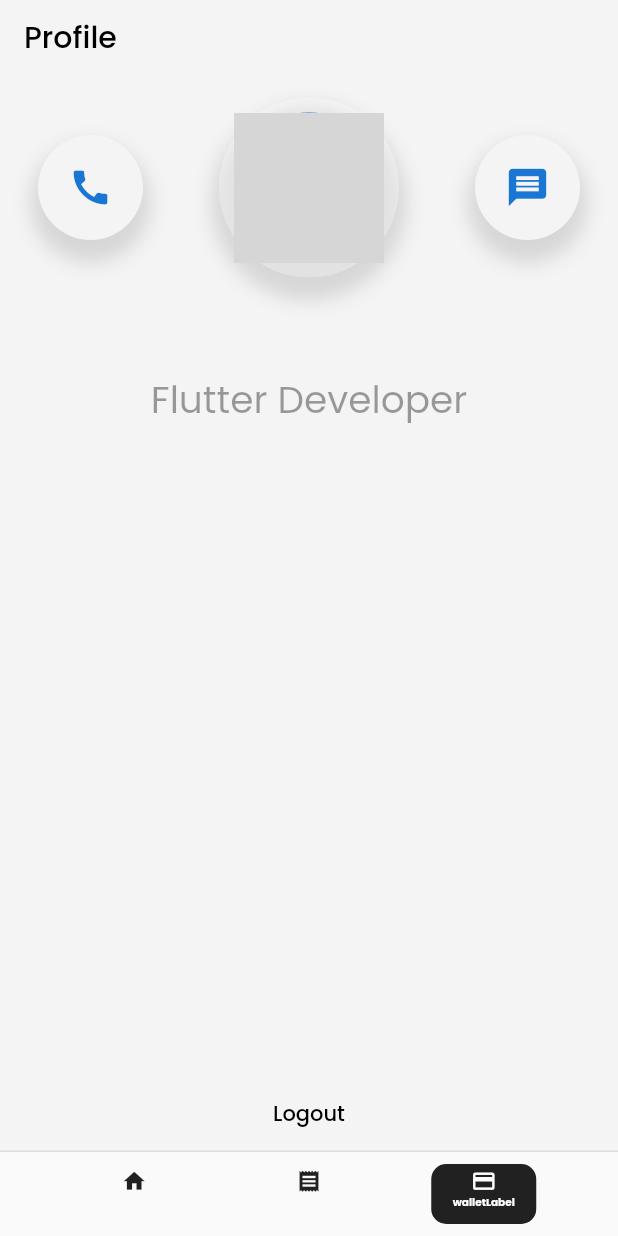
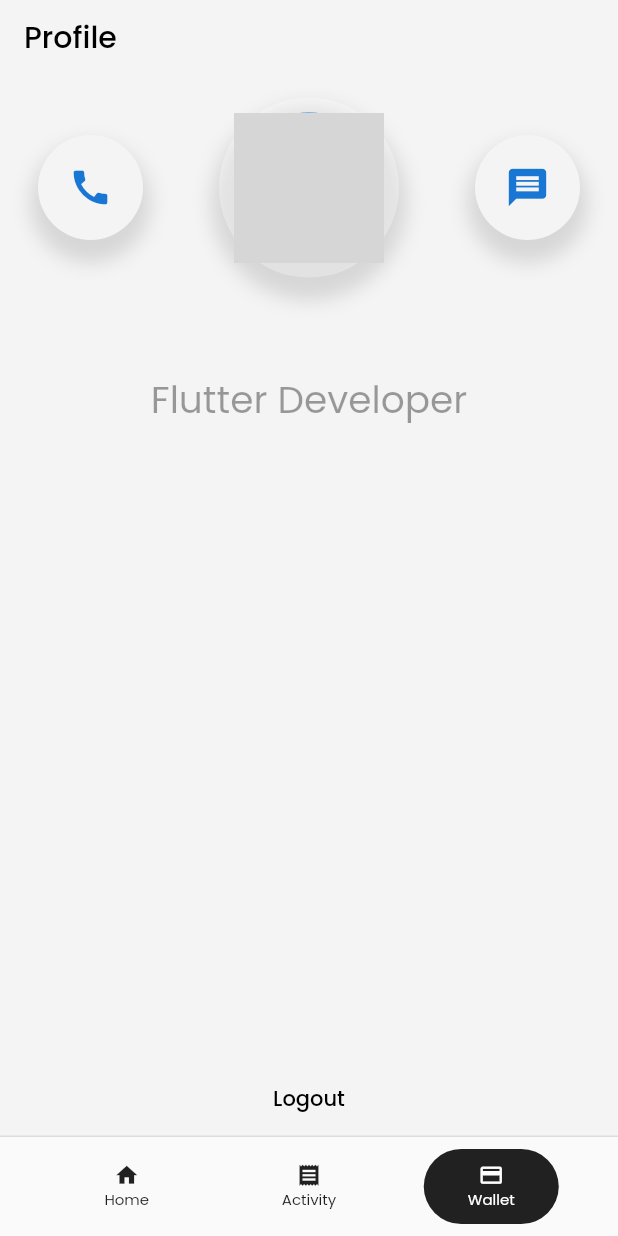
Before and after one commit to hoangdathp99/flutter_test_projecty, a Flutter app: the MyHomePage screen opened directly, item 3 of the bottom bar chosen, on a phone screen of 412 x 824 dp. Run offline on Flutter 3.47's test engine with Material 2 defaults, Android fonts, the light colour scheme and no system bars; our stand-ins replace dio, flutter_hooks, flutter_typeahead, shared_preferences; accounts and stored records are empty; network calls fail; grey boxes are pictures that could not be loaded.

Commit message:
update search product

```diff
--- a/lib/model/app_state_model.dart
+++ b/lib/model/app_state_model.dart
@@ -78,14 +78,16 @@ class AppStateModel with foundation.ChangeNotifier {
     notifyListeners();
   }
 
-  void getSearchData(context, param) async {
+  Future<List<ProductType>> getSearchData(context, param) async {
     loadingSearch = true;
     notifyListeners();
     Iterable item =
         await fetchData("api.escuelajs.co","/api/v1/products/", param);
-    _ProductSearch = item.map((e) => ProductType.fromJson(e)).toList();
+    List<ProductType> tempProduct = item.map((e) => ProductType.fromJson(e)).toList();
+    _ProductSearch = tempProduct;
     loadingSearch = false;
     notifyListeners();
+    return tempProduct;
   }
 
   void resetSearchData() {
--- a/lib/ui/bottomNavbar/bottom_nav_bar.dart
+++ b/lib/ui/bottomNavbar/bottom_nav_bar.dart
@@ -1,5 +1,5 @@
 import 'package:flutter/material.dart';
-import 'package:flutter/widgets.dart';
+import 'package:flutter_application_1/utils/utils.dart';
 
 class BottomNavItem extends StatelessWidget {
   final String title;
@@ -19,13 +19,13 @@ class BottomNavItem extends StatelessWidget {
       onTap: onTap,
       child: Container(
         padding: const EdgeInsets.all(3),
-        width: 70,
-        height: 40,
+        width: 90,
+        height: 50,
         decoration: BoxDecoration(
           color: isSelected == true ? Colors.black87 : Colors.transparent,
-          borderRadius: BorderRadius.circular(10),
+          borderRadius: BorderRadius.circular(50),
         ),
-        child: Column(children: [
+        child:  Column(mainAxisAlignment: MainAxisAlignment.center, children: [
             Flexible(
               flex: 1,
               child: Icon(
@@ -35,15 +35,13 @@ class BottomNavItem extends StatelessWidget {
               ),
             ),
             // const SizedBox(height: 5),
-          isSelected
-              ? Text(
-                  title,
+            Text(
+              capitalize(title),
               style: TextStyle(
-                      fontSize: 7,
-                      fontWeight: FontWeight.bold,
+                  fontSize: 10,
+                  fontWeight: FontWeight.w400,
                   color: isSelected ? Colors.white : Colors.black87),
             )
-              : Container(),
           ]),
         ),
     );
--- a/lib/ui/bottomNavbar/main_page.dart
+++ b/lib/ui/bottomNavbar/main_page.dart
@@ -111,9 +111,9 @@ class _MyHomePageState extends State<MyHomePage> {
             child: const ThirdNavigator()),
       ];
   final List<BottomNavItem> _listBottomNavItems = const [
-    BottomNavItem(title: "homeLabel", icon: Icons.home),
-    BottomNavItem(title: "activityLabel", icon: Icons.receipt),
-    BottomNavItem(title: "walletLabel", icon: Icons.credit_card),
+    BottomNavItem(title: "home", icon: Icons.home),
+    BottomNavItem(title: "activity", icon: Icons.receipt),
+    BottomNavItem(title: "wallet", icon: Icons.credit_card),
   ];
 
   @override
--- a/lib/widgets/productCard/product_card.dart
+++ b/lib/widgets/productCard/product_card.dart
@@ -20,7 +20,7 @@ class ProductCard extends StatelessWidget {
               spreadRadius: 6,
             ),
             const BoxShadow(
-              color: Color(0xFFffffff),
+              color: Color(0xFFf4f4f4),
               offset: Offset(-10, -10),
               blurRadius: 20,
               spreadRadius: 6,
--- a/pubspec.yaml
+++ b/pubspec.yaml
@@ -43,6 +43,7 @@ dependencies:
   flutter_hooks: ^0.18.5+1
   shared_preferences: ^2.0.17
   dio: ^4.0.6
+  flutter_typeahead: ^4.3.3
 
 dev_dependencies:
   flutter_test:
```
Also changed, not shown: lib/main.dart (+4 -6 lines), lib/ui/searchPage/search_screen.dart (+106 -89 lines). Lines whose indentation alone changed are shown as unchanged.
